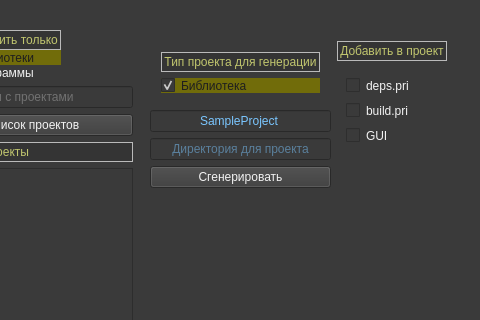
VinTRiZz/ProjectUtility, file src/gui/mainwindow.ui: the form before one commit; both pictures show x 134 to 614 and y 0 to 320 of the 970 by 810 pixel window.
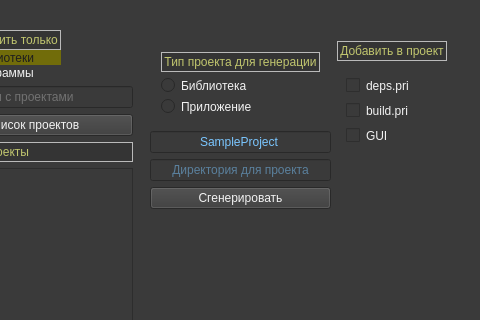
The form after the commit. The open tabs and pages were chosen to show the change.

Patch:
```diff
--- a/src/gui/mainwindow.ui
+++ b/src/gui/mainwindow.ui
@@ -1214,12 +1214,16 @@
               </widget>
              </item>
              <item>
-              <widget class="QCheckBox" name="generateLib_checkBox">
+              <widget class="QRadioButton" name="genLibrary_radioButton">
                <property name="text">
                 <string>Библиотека</string>
                </property>
-               <property name="checked">
-                <bool>true</bool>
+              </widget>
+             </item>
+             <item>
+              <widget class="QRadioButton" name="genApp_radioButton">
+               <property name="text">
+                <string>Приложение</string>
                </property>
               </widget>
              </item>
```
Left out of the diff: 2 changed lines with no effect on the pictures.
